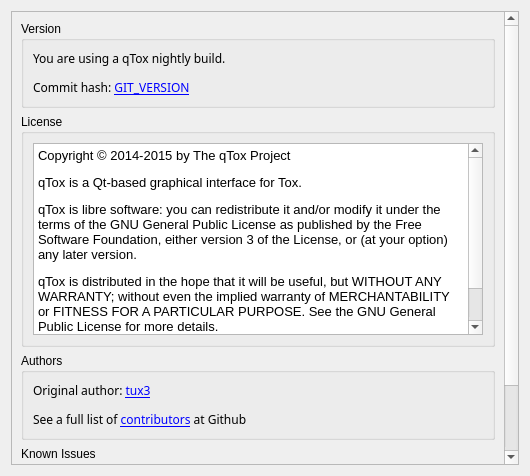
The window that src/widget/form/settings/aboutsettings.ui (qTox/qTox) describes before a commit, drawn with Qt 5.
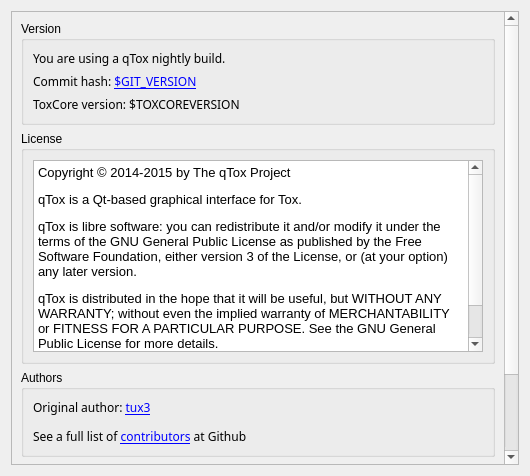
The same window after the commit. Custom widgets are drawn as their Qt base class.

Commit message: better, more flexible about page, versions section

Patch:
```diff
--- a/src/widget/form/settings/aboutsettings.ui
+++ b/src/widget/form/settings/aboutsettings.ui
@@ -29,9 +29,9 @@
       <property name="geometry">
        <rect>
         <x>0</x>
-        <y>-54</y>
-        <width>492</width>
-        <height>508</height>
+        <y>0</y>
+        <width>494</width>
+        <height>554</height>
        </rect>
       </property>
       <layout class="QVBoxLayout" name="verticalLayout_2" stretch="0,1,0,0">
@@ -52,9 +52,9 @@
          <property name="title">
           <string>Version</string>
          </property>
-         <layout class="QHBoxLayout" name="horizontalLayout_3">
-          <item>
-           <widget class="QLabel" name="label_4">
+         <layout class="QGridLayout" name="gridLayout">
+          <item row="0" column="0">
+           <widget class="QLabel" name="youareusing">
             <property name="sizePolicy">
              <sizepolicy hsizetype="Expanding" vsizetype="Expanding">
               <horstretch>0</horstretch>
@@ -70,7 +70,7 @@
              <enum>QFrame::NoFrame</enum>
             </property>
             <property name="text">
-             <string>&lt;html&gt;&lt;head/&gt;&lt;body&gt;&lt;p&gt;You are using a qTox nightly build.&lt;/p&gt;&lt;p&gt;Commit hash: &lt;a href=&quot;https://github.com/tux3/qTox/commit/GIT_VERSION&quot;&gt;&lt;span style=&quot; text-decoration: underline; color:#0000ff;&quot;&gt;GIT_VERSION&lt;/span&gt;&lt;/a&gt;&lt;/p&gt;&lt;/body&gt;&lt;/html&gt;</string>
+             <string>You are using a qTox nightly build.</string>
             </property>
             <property name="indent">
              <number>-1</number>
@@ -83,6 +83,57 @@
             </property>
            </widget>
           </item>
+          <item row="1" column="0">
+           <widget class="QLabel" name="gitVersion">
+            <property name="sizePolicy">
+             <sizepolicy hsizetype="Expanding" vsizetype="Expanding">
+              <horstretch>0</horstretch>
+              <verstretch>0</verstretch>
+             </sizepolicy>
+            </property>
+            <property name="font">
+             <font>
+              <family>Sans Serif</family>
+             </font>
+            </property>
+            <property name="mouseTracking">
+             <bool>true</bool>
+            </property>
+            <property name="text">
+             <string>Commit hash: &lt;a href=&quot;https://github.com/tux3/qTox/commit/$GIT_VERSION&quot;&gt;$GIT_VERSION&lt;/a&gt;</string>
+            </property>
+            <property name="openExternalLinks">
+             <bool>true</bool>
+            </property>
+            <property name="textInteractionFlags">
+             <set>Qt::LinksAccessibleByMouse|Qt::TextSelectableByMouse</set>
+            </property>
+           </widget>
+          </item>
+          <item row="2" column="0">
+           <widget class="QLabel" name="toxCoreVersion">
+            <property name="sizePolicy">
+             <sizepolicy hsizetype="Expanding" vsizetype="Expanding">
+              <horstretch>0</horstretch>
+              <verstretch>0</verstretch>
+             </sizepolicy>
+            </property>
+            <property name="font">
+             <font>
+              <family>Sans Serif</family>
+             </font>
+            </property>
+            <property name="mouseTracking">
+             <bool>true</bool>
+            </property>
+            <property name="text">
+             <string>ToxCore version: $TOXCOREVERSION</string>
+            </property>
+            <property name="textInteractionFlags">
+             <set>Qt::LinksAccessibleByMouse|Qt::TextSelectableByMouse</set>
+            </property>
+           </widget>
+          </item>
          </layout>
         </widget>
        </item>
@@ -125,12 +176,12 @@
              <string>&lt;!DOCTYPE HTML PUBLIC &quot;-//W3C//DTD HTML 4.0//EN&quot; &quot;http://www.w3.org/TR/REC-html40/strict.dtd&quot;&gt;
 &lt;html&gt;&lt;head&gt;&lt;meta name=&quot;qrichtext&quot; content=&quot;1&quot; /&gt;&lt;style type=&quot;text/css&quot;&gt;
 p, li { white-space: pre-wrap; }
-&lt;/style&gt;&lt;/head&gt;&lt;body style=&quot; font-family:'Sans Serif'; font-size:9pt; font-weight:400; font-style:normal;&quot;&gt;
-&lt;p style=&quot; margin-top:12px; margin-bottom:12px; margin-left:0px; margin-right:0px; -qt-block-indent:0; text-indent:0px;&quot;&gt;&lt;span style=&quot; font-size:10pt; color:#000000;&quot;&gt;Copyright © 2014-2015 by The qTox Project&lt;/span&gt;&lt;/p&gt;
-&lt;p style=&quot; margin-top:12px; margin-bottom:12px; margin-left:0px; margin-right:0px; -qt-block-indent:0; text-indent:0px;&quot;&gt;&lt;span style=&quot; font-family:'Ubuntu'; font-size:10pt;&quot;&gt;qTox is a Qt-based graphical interface for Tox.&lt;/span&gt;&lt;/p&gt;
-&lt;p style=&quot; margin-top:12px; margin-bottom:12px; margin-left:0px; margin-right:0px; -qt-block-indent:0; text-indent:0px;&quot;&gt;&lt;span style=&quot; font-size:10pt;&quot;&gt;qTox is libre software: you can redistribute it and/or modify it under the terms of the GNU General Public License as published by the Free Software Foundation, either version 3 of the License, or (at your option) any later version.&lt;/span&gt;&lt;/p&gt;
-&lt;p style=&quot; margin-top:12px; margin-bottom:12px; margin-left:0px; margin-right:0px; -qt-block-indent:0; text-indent:0px;&quot;&gt;&lt;span style=&quot; font-size:10pt;&quot;&gt;qTox is distributed in the hope that it will be useful, but WITHOUT ANY WARRANTY; without even the implied warranty of MERCHANTABILITY or FITNESS FOR A PARTICULAR PURPOSE. See the GNU General Public License for more details. &lt;/span&gt;&lt;/p&gt;
-&lt;p style=&quot; margin-top:12px; margin-bottom:12px; margin-left:0px; margin-right:0px; -qt-block-indent:0; text-indent:0px;&quot;&gt;&lt;span style=&quot; font-family:'Ubuntu'; font-size:10pt;&quot;&gt;You should have received a copy of the GNU General Public License along with this program. If not, see &lt;/span&gt;&lt;a href=&quot;https://www.gnu.org/copyleft/gpl.html&quot;&gt;&lt;span style=&quot; font-family:'Ubuntu'; font-size:10pt; text-decoration: underline; color:#007af4;&quot;&gt;https://www.gnu.org/copyleft/gpl.html&lt;/span&gt;&lt;/a&gt;&lt;span style=&quot; font-family:'Ubuntu'; font-size:10pt;&quot;&gt;.&lt;/span&gt;&lt;/p&gt;&lt;/body&gt;&lt;/html&gt;</string>
+&lt;/style&gt;&lt;/head&gt;&lt;body style=&quot; font-family:'Oxygen-Sans'; font-size:10pt; font-weight:400; font-style:normal;&quot;&gt;
+&lt;p style=&quot; margin-top:12px; margin-bottom:12px; margin-left:0px; margin-right:0px; -qt-block-indent:0; text-indent:0px;&quot;&gt;&lt;span style=&quot; font-family:'Sans Serif'; color:#000000;&quot;&gt;Copyright © 2014-2015 by The qTox Project&lt;/span&gt;&lt;/p&gt;
+&lt;p style=&quot; margin-top:12px; margin-bottom:12px; margin-left:0px; margin-right:0px; -qt-block-indent:0; text-indent:0px;&quot;&gt;&lt;span style=&quot; font-family:'Ubuntu';&quot;&gt;qTox is a Qt-based graphical interface for Tox.&lt;/span&gt;&lt;/p&gt;
+&lt;p style=&quot; margin-top:12px; margin-bottom:12px; margin-left:0px; margin-right:0px; -qt-block-indent:0; text-indent:0px;&quot;&gt;&lt;span style=&quot; font-family:'Sans Serif';&quot;&gt;qTox is libre software: you can redistribute it and/or modify it under the terms of the GNU General Public License as published by the Free Software Foundation, either version 3 of the License, or (at your option) any later version.&lt;/span&gt;&lt;/p&gt;
+&lt;p style=&quot; margin-top:12px; margin-bottom:12px; margin-left:0px; margin-right:0px; -qt-block-indent:0; text-indent:0px;&quot;&gt;&lt;span style=&quot; font-family:'Sans Serif';&quot;&gt;qTox is distributed in the hope that it will be useful, but WITHOUT ANY WARRANTY; without even the implied warranty of MERCHANTABILITY or FITNESS FOR A PARTICULAR PURPOSE. See the GNU General Public License for more details. &lt;/span&gt;&lt;/p&gt;
+&lt;p style=&quot; margin-top:12px; margin-bottom:12px; margin-left:0px; margin-right:0px; -qt-block-indent:0; text-indent:0px;&quot;&gt;&lt;span style=&quot; font-family:'Ubuntu';&quot;&gt;You should have received a copy of the GNU General Public License along with this program. If not, see &lt;/span&gt;&lt;a href=&quot;https://www.gnu.org/copyleft/gpl.html&quot;&gt;&lt;span style=&quot; font-family:'Ubuntu'; text-decoration: underline; color:#007af4;&quot;&gt;https://www.gnu.org/copyleft/gpl.html&lt;/span&gt;&lt;/a&gt;&lt;span style=&quot; font-family:'Ubuntu';&quot;&gt;.&lt;/span&gt;&lt;/p&gt;&lt;/body&gt;&lt;/html&gt;</string>
             </property>
             <property name="searchPaths">
              <stringlist/>
```
The commit also changes 2 other files.
